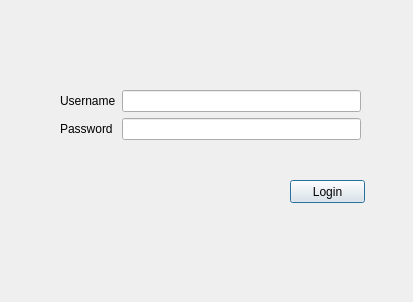
trinhphamtrunghieu/curentTopic, file layout/receiver_log_in.ui: the form before one commit.
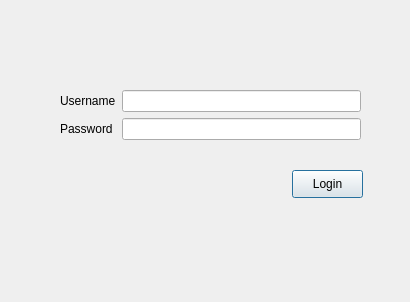
The form after the commit.

Diff of the .ui file:
```diff
--- a/layout/receiver_log_in.ui
+++ b/layout/receiver_log_in.ui
@@ -6,7 +6,7 @@
    <rect>
     <x>0</x>
     <y>0</y>
-    <width>413</width>
+    <width>410</width>
     <height>302</height>
    </rect>
   </property>
@@ -48,10 +48,10 @@
   <widget class="QPushButton" name="login">
    <property name="geometry">
     <rect>
-     <x>290</x>
-     <y>180</y>
-     <width>75</width>
-     <height>23</height>
+     <x>292</x>
+     <y>170</y>
+     <width>71</width>
+     <height>28</height>
     </rect>
    </property>
    <property name="text">
```
Left out of the diff: 2 changed lines with no effect on the pictures.
